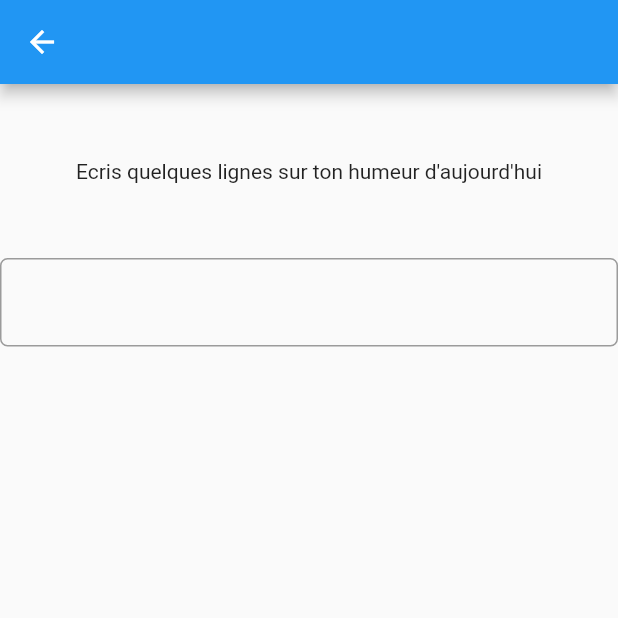
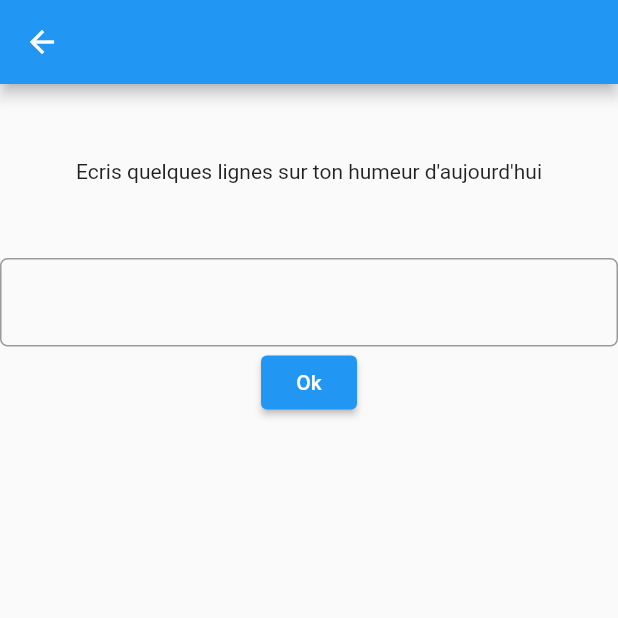
Before and after one commit to KodiakFR/my_mood, a Flutter app: the MoodFormPage screen opened by its route, after a tap on "Ok", on a phone screen of 412 x 824 dp, the top half of it. Run offline on Flutter 3.47's test engine with Material 2 defaults, Android fonts, the phone set to English and light mode, and no system bars; network calls fail.

Commit message:
corrections  and adding entities

```diff
--- /dev/null
+++ b/lib/screens/models/answer_entity.dart
@@ -0,0 +1,8 @@
+class AnswerEntity {
+  List<String> moodTypes = ["Travail", "Amour", "Nouvelle", "Voyage", "autres"];
+  List<bool> boolAnswers = [false, false, false, false, false];
+  String? writingMood;
+
+  AnswerEntity({moodTypes,  boolAnswers ,this.writingMood});
+
+}
--- a/lib/screens/moodFormPage/mood_form_page.dart
+++ b/lib/screens/moodFormPage/mood_form_page.dart
@@ -1,4 +1,5 @@
 import 'package:flutter/material.dart';
+import 'package:my_mood/screens/models/answer_entity.dart';
 import 'package:my_mood/screens/widget/navbar.dart';
 
 class MoodFormPage extends StatefulWidget {
@@ -9,12 +10,8 @@ class MoodFormPage extends StatefulWidget {
 }
 
 class _MoodFormPageState extends State<MoodFormPage> {
-  // bool _checkedvalue = false;
-  // bool _checkedvalue2 = false;
 
-  List<bool> _checkedvalue = [false, false, false, false, false];
-
-  List<String> answers = ["Travail", "Amour", "Nouvelle", "Voyage", "autres"];
+  AnswerEntity answersConsummer = AnswerEntity();
 
   @override
   Widget build(BuildContext context) {
@@ -37,14 +34,15 @@ class _MoodFormPageState extends State<MoodFormPage> {
               color: Colors.black12,
               child: ListView.builder(
                   shrinkWrap: true,
-                  itemCount: answers.length,
+                  itemCount: answersConsummer.moodTypes.length,
                   itemBuilder: ((context, index) {
                   return CheckboxListTile(
-                    title: Text(answers[index],),
-                    value: _checkedvalue[index],
+                    title: Text(answersConsummer.moodTypes[index],),
+                    value: answersConsummer.boolAnswers[index],
                     onChanged: (value) {
                       setState(() {
-                        _checkedvalue[index] = value!;
+                        answersConsummer.boolAnswers[index] = value!;
+                        print(answersConsummer.boolAnswers[index])  ;
                       });
                     }, controlAffinity: ListTileControlAffinity.leading,);
                 })),
--- a/lib/screens/moodFormPage/wiriting_form_page.dart
+++ b/lib/screens/moodFormPage/wiriting_form_page.dart
@@ -2,8 +2,19 @@ import 'package:flutter/material.dart';
 import 'package:flutter/src/widgets/container.dart';
 import 'package:flutter/src/widgets/framework.dart';
 
+import '../models/answer_entity.dart';
+
 class WritingFormPage extends StatelessWidget {
-  const WritingFormPage({super.key});
+  WritingFormPage({super.key});
+
+  final answerMoodController = TextEditingController();
+  AnswerEntity answersConsummer = AnswerEntity();
+
+  @override
+  void dispose() {
+    answerMoodController.dispose();
+
+  }
 
   @override
   Widget build(BuildContext context) {
@@ -15,12 +26,17 @@ class WritingFormPage extends StatelessWidget {
           child: Text("Ecris quelques lignes sur ton humeur d'aujourd'hui"),
         ),
         TextFormField(
+          controller: answerMoodController,
           decoration:  const InputDecoration(
             border: OutlineInputBorder(
                     borderRadius: BorderRadius.all(Radius.circular(5.0)),
                   ),
           ),
-        )
+        ),
+      ElevatedButton(onPressed: () {
+          answersConsummer.writingMood = answerMoodController.text;
+            // Add nextpath
+          }, child: Text("Ok")),
       ],),),
     );
   }
```
